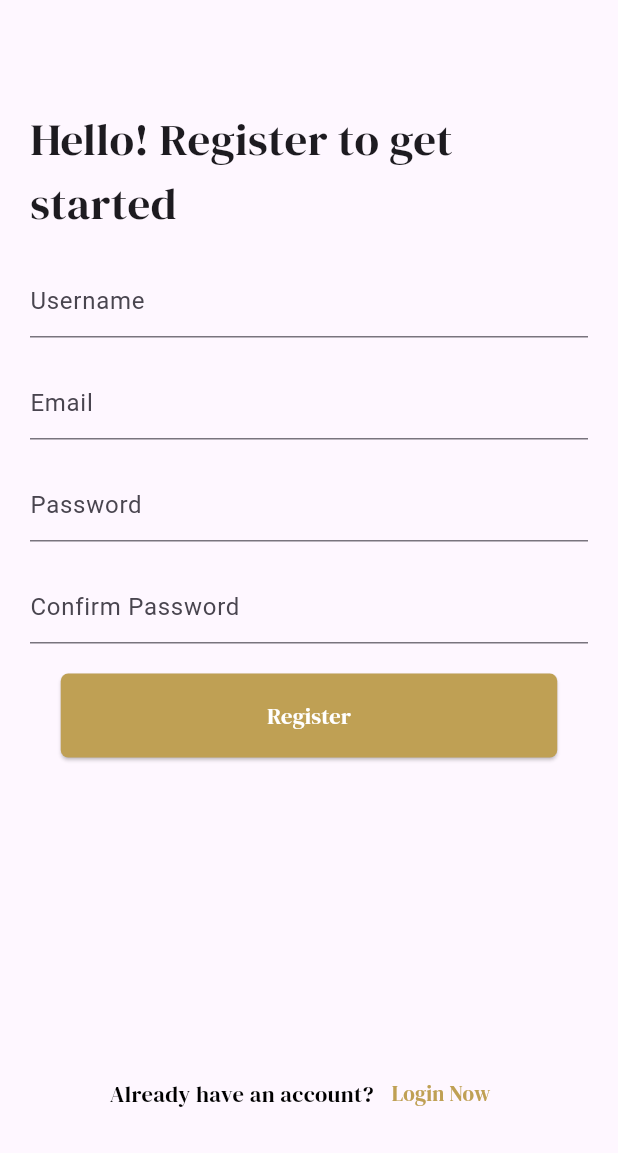
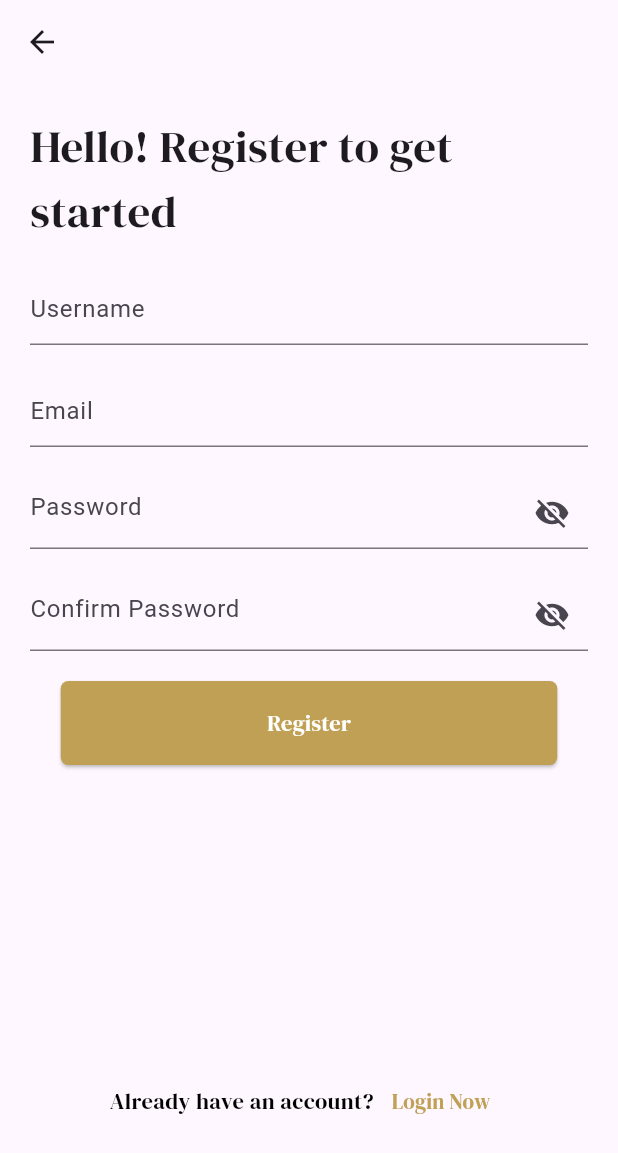
Before and after one commit to HassanMohamedHassan1/book_store, a Flutter app: the screen it shows after launch, after a tap on "Register", on a phone screen of 412 x 824 dp. Shown: the top 1153 px of the screen. Run offline on Flutter 3.47's test engine with Material 3 defaults, Android fonts, the phone set to English and light mode, and no system bars.

Commit message:
Add image asset and global attributes for obscured

```diff
--- /dev/null
+++ b/lib/core/globals.dart
@@ -0,0 +1,5 @@
+import 'package:flutter/material.dart';
+
+class Attributes {
+  static bool isobscure = true;
+}
--- a/lib/pages/MainScreen.dart
+++ b/lib/pages/MainScreen.dart
@@ -10,6 +10,7 @@ class Mainscreen extends StatelessWidget {
   @override
   Widget build(BuildContext context) {
     return Scaffold(
+      resizeToAvoidBottomInset: false,
       body: Expanded(
         child: Container(
           padding: const EdgeInsets.all(20.0),
@@ -57,10 +58,8 @@ class Mainscreen extends StatelessWidget {
               NavButton(
                 text: 'Login',
                 onPressed: () {
-                  Navigator.push(
-                      context,
-                      MaterialPageRoute(
-                          builder: (context) => LoginScreen()));
+                  Navigator.push(context,
+                      MaterialPageRoute(builder: (context) => LoginScreen()));
                 },
                 Textcolor: AppColors.whiteColor,
                 backgroundColor: AppColors.primaryColor,
--- a/lib/pages/register.dart
+++ b/lib/pages/register.dart
@@ -1,4 +1,5 @@
 import 'package:book_store/core/Colors.dart';
+import 'package:book_store/core/globals.dart';
 import 'package:book_store/pages/login.dart';
 import 'package:book_store/widgets/input_field.dart';
 import 'package:book_store/widgets/nav_button.dart';
@@ -13,16 +14,21 @@ class RegisterScreen extends StatefulWidget {
 }
 
 class _RegisterScreenState extends State<RegisterScreen> {
+  var formKey = GlobalKey<FormState>();
   @override
   Widget build(BuildContext context) {
     return Scaffold(
+      appBar: AppBar(),
       body: Padding(
         padding: EdgeInsets.all(20.0),
+        child: SingleChildScrollView(
+          child: Form(
+            key: formKey,
             child: Column(
               mainAxisAlignment: MainAxisAlignment.center,
               crossAxisAlignment: CrossAxisAlignment.center,
               children: [
-            Row(
+                const Row(
                   mainAxisAlignment: MainAxisAlignment.start,
                   children: [
                     Expanded(
@@ -37,39 +43,73 @@ class _RegisterScreenState extends State<RegisterScreen> {
                     ),
                   ],
                 ),
-            SizedBox(height: 20.0),
+                const SizedBox(height: 20.0),
                 InputField(
+                  errorText: 'Please enter a valid username',
                   HintText: 'Username',
+                  keyboardType: TextInputType.text,
+                  obscureText: Attributes.isobscure,
                 ),
-            SizedBox(height: 20.0),
+                const SizedBox(height: 20.0),
+                const InputField(
+                  errorText: 'Please enter a valid email',
+                  HintText: 'Email',
+                  keyboardType: TextInputType.emailAddress,
+                ),
+                const SizedBox(height: 20.0),
                 InputField(
-              HintText: 'Email',
+                  errorText: 'Please enter a valid password',
+                  HintText: 'Password',
+                  obscureText: Attributes.isobscure,
+                  keyboardType: TextInputType.visiblePassword,
+                  Icontype: IconButton(
+                    icon: Attributes.isobscure
+                        ? Icon(Icons.visibility_off)
+                        : Icon(Icons.visibility),
+                    onPressed: () {
+                      setState(() {
+                        Attributes.isobscure = !Attributes.isobscure;
+                      });
+                    },
                   ),
-            SizedBox(height: 20.0),
+                ),
+                const SizedBox(height: 20.0),
                 InputField(
-              HintText: 'Password',
+                  errorText: 'Please enter The same password',
+                  HintText: 'Confirm Password',
+                  obscureText: Attributes.isobscure,
+                  keyboardType: TextInputType.visiblePassword,
+                  Icontype: IconButton(
+                    icon: Attributes.isobscure
+                        ? Icon(Icons.visibility_off)
+                        : Icon(Icons.visibility),
+                    onPressed: () {
+                      setState(() {
+                        Attributes.isobscure = !Attributes.isobscure;
+                      });
+                    },
                   ),
-            SizedBox(height: 20.0),
-            InputField(
-              HintText: 'Confirm Password',
                 ),
-            SizedBox(height: 20.0),
+                const SizedBox(height: 20.0),
                 NavButton(
                   text: 'Register',
                   onPressed: () {
+                    if (formKey.currentState!.validate()) {
                       Navigator.pushReplacement(
                           context,
                           MaterialPageRoute(
                               builder: (context) => LoginScreen()));
+                    }
+
                   },
                   Textcolor: AppColors.whiteColor,
                   backgroundColor: AppColors.primaryColor,
                 ),
-              SizedBox(height: 200.0),
+                const SizedBox(height: 200.0),
                 Row(
                   mainAxisAlignment: MainAxisAlignment.center,
                   children: [
-                  Text('Already have an account?',
+                    const Text('Already have an account?',
                         style: TextStyle(
                           fontSize: 15,
                           color: AppColors.blackColor,
@@ -93,6 +133,8 @@ class _RegisterScreenState extends State<RegisterScreen> {
               ],
             ),
           ),
+        ),
+      ),
     );
   }
 }
--- a/lib/widgets/input_field.dart
+++ b/lib/widgets/input_field.dart
@@ -5,12 +5,29 @@ class InputField extends StatelessWidget {
   const InputField({
     super.key,
     required this.HintText,
+    required this.keyboardType,
+    this.obscureText ,
+    this.Icontype, this.errorText,
   });
   final String HintText;
+  final TextInputType keyboardType;
+  final bool? obscureText;
+  final IconButton? Icontype;
+  final String? errorText;
+
   @override
   Widget build(BuildContext context) {
     return TextFormField(
+        keyboardType: keyboardType,
+        obscureText: obscureText ?? false,
+        validator: (value) {
+          if (value!.isEmpty) {
+            return errorText;
+          }
+          return null;
+        },
         decoration: InputDecoration(
+          suffixIcon: Icontype,
           hintText: HintText,
           focusedBorder: OutlineInputBorder(
             borderSide: BorderSide(color: AppColors.primaryColor),
--- a/lib/widgets/nav_button.dart
+++ b/lib/widgets/nav_button.dart
@@ -10,6 +10,7 @@ class NavButton extends StatelessWidget {
   final Function() onPressed;
   final Color Textcolor;
   final Color backgroundColor;
+
 
 
   @override
```
Also changed, not shown: lib/pages/ForgotPassword.dart (+23 -5 lines), lib/pages/login.dart (+28 -4 lines), images/book.png (added). Lines whose indentation alone changed are shown as unchanged.
